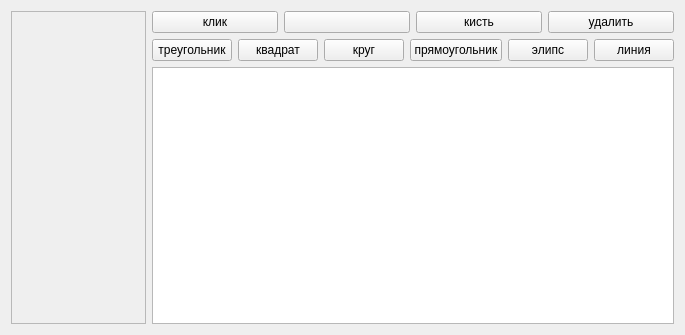
mikilanjlo/like, file widget.ui: the form before one commit.
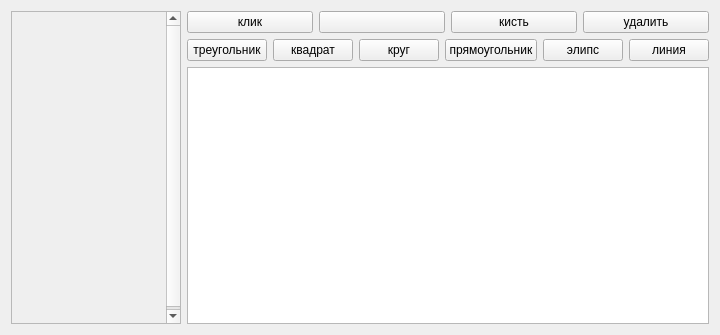
The form after the commit.

```diff
--- a/widget.ui
+++ b/widget.ui
@@ -6,7 +6,7 @@
    <rect>
     <x>0</x>
     <y>0</y>
-    <width>685</width>
+    <width>690</width>
     <height>335</height>
    </rect>
   </property>
@@ -25,6 +25,12 @@
            <property name="text">
             <string>клик</string>
            </property>
+           <property name="checkable">
+            <bool>false</bool>
+           </property>
+           <property name="checked">
+            <bool>false</bool>
+           </property>
           </widget>
          </item>
          <item>
@@ -117,18 +123,37 @@
    </item>
    <item row="0" column="0">
     <widget class="QScrollArea" name="scrollArea">
+     <property name="minimumSize">
+      <size>
+       <width>170</width>
+       <height>100</height>
+      </size>
+     </property>
+     <property name="maximumSize">
+      <size>
+       <width>172</width>
+       <height>16777215</height>
+      </size>
+     </property>
+     <property name="verticalScrollBarPolicy">
+      <enum>Qt::ScrollBarAlwaysOn</enum>
+     </property>
+     <property name="sizeAdjustPolicy">
+      <enum>QAbstractScrollArea::AdjustIgnored</enum>
+     </property>
      <property name="widgetResizable">
-      <bool>true</bool>
+      <bool>false</bool>
      </property>
      <widget class="QWidget" name="scrollAreaWidgetContents">
       <property name="geometry">
        <rect>
         <x>0</x>
         <y>0</y>
-        <width>163</width>
-        <height>315</height>
+        <width>151</width>
+        <height>314</height>
        </rect>
       </property>
+      <layout class="QGridLayout" name="gridLayout_2"/>
      </widget>
     </widget>
    </item>
```
